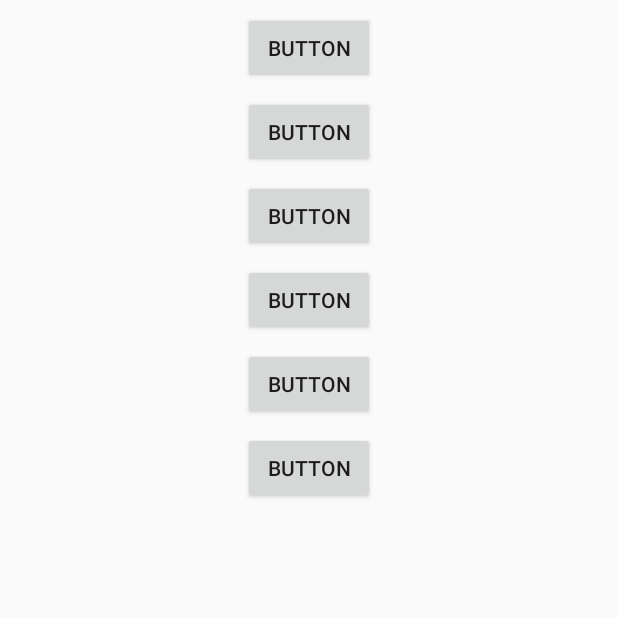
After one commit to maklakovss/Imaginarium, an Android app: the StyleActivity screen opened directly, with no data from a screen before it, on a phone screen of 412 x 824 dp, the top half of it. The commit adds this screen. Run offline under Robolectric (Android 15) with nearby library versions, the phone set to English and light mode, and no system bars.

Commit message:
StyleActivity. Создать 5 кнопок. Вынести одинаковые параметры в стили

```diff
--- a/app/src/main/AndroidManifest.xml
+++ b/app/src/main/AndroidManifest.xml
@@ -9,6 +9,13 @@
             android:roundIcon="@mipmap/ic_launcher_round"
             android:supportsRtl="true"
             android:theme="@style/AppTheme">
+        <activity android:name=".StyleActivity">
+            <intent-filter>
+                <action android:name="android.intent.action.MAIN"/>
+
+                <category android:name="android.intent.category.LAUNCHER"/>
+            </intent-filter>
+        </activity>
         <activity
                 android:name=".ImagesActivity"
                 android:label="@string/title_activity_images"
--- /dev/null
+++ b/app/src/main/java/com/mss/imaginarium/StyleActivity.kt
@@ -0,0 +1,12 @@
+package com.mss.imaginarium
+
+import android.os.Bundle
+import android.support.v7.app.AppCompatActivity
+
+class StyleActivity : AppCompatActivity() {
+
+    override fun onCreate(savedInstanceState: Bundle?) {
+        super.onCreate(savedInstanceState)
+        setContentView(R.layout.activity_style)
+    }
+}
--- /dev/null
+++ b/app/src/main/res/layout/activity_style.xml
@@ -0,0 +1,53 @@
+<?xml version="1.0" encoding="utf-8"?>
+<android.support.constraint.ConstraintLayout
+        xmlns:android="http://schemas.android.com/apk/res/android"
+        xmlns:tools="http://schemas.android.com/tools"
+        xmlns:app="http://schemas.android.com/apk/res-auto"
+        android:layout_width="match_parent"
+        android:layout_height="match_parent"
+        tools:context=".StyleActivity">
+
+    <Button
+            android:text="Button"
+            android:id="@+id/button4"
+            app:layout_constraintTop_toTopOf="parent"
+            app:layout_constraintEnd_toEndOf="parent"
+            app:layout_constraintStart_toStartOf="parent"
+            style="@style/ButtonStyle"/>
+    <Button
+            android:text="Button"
+            android:id="@+id/button5"
+            app:layout_constraintTop_toBottomOf="@+id/button4"
+            app:layout_constraintEnd_toEndOf="parent"
+            app:layout_constraintStart_toStartOf="parent"
+            style="@style/ButtonStyle"/>
+    <Button
+            android:text="Button"
+            android:id="@+id/button6"
+            app:layout_constraintTop_toBottomOf="@+id/button5"
+            app:layout_constraintStart_toStartOf="parent"
+            app:layout_constraintEnd_toEndOf="parent"
+            style="@style/ButtonStyle"/>
+    <Button
+            android:text="Button"
+            android:id="@+id/button7"
+            app:layout_constraintTop_toBottomOf="@+id/button6"
+            app:layout_constraintStart_toStartOf="parent"
+            app:layout_constraintEnd_toEndOf="parent"
+            style="@style/ButtonStyle"/>
+    <Button
+            android:text="Button"
+            android:id="@+id/button8"
+            app:layout_constraintTop_toBottomOf="@+id/button7"
+            app:layout_constraintStart_toStartOf="parent"
+            app:layout_constraintEnd_toEndOf="parent"
+            style="@style/ButtonStyle"/>
+    <Button
+            android:text="Button"
+            android:id="@+id/button9"
+            app:layout_constraintTop_toBottomOf="@+id/button8"
+            app:layout_constraintStart_toStartOf="parent"
+            app:layout_constraintEnd_toEndOf="parent"
+            style="@style/ButtonStyle"/>
+
+</android.support.constraint.ConstraintLayout>
--- a/app/src/main/res/values/styles.xml
+++ b/app/src/main/res/values/styles.xml
@@ -13,5 +13,12 @@
     </style>
     <style name="AppTheme.AppBarOverlay" parent="ThemeOverlay.AppCompat.Dark.ActionBar"/>
     <style name="AppTheme.PopupOverlay" parent="ThemeOverlay.AppCompat.Light"/>
+    <style name="ButtonStyle">
+        <item name="android:layout_width">wrap_content</item>
+        <item name="android:layout_height">wrap_content</item>
+        <item name="android:layout_marginTop">8dp</item>
+        <item name="android:layout_marginEnd">8dp</item>
+        <item name="android:layout_marginStart">8dp</item>
+    </style>
 
 </resources>
```
